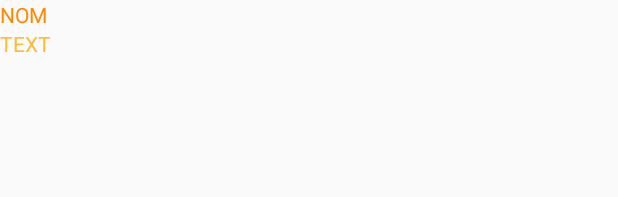
After one commit to Darkkrye/HandiWe_mobile, an Android app: the layout row_conv_adapter.xml on its own in the app's theme, with its tools: preview values and no code run, on a phone screen of 412 x 824 dp. The commit adds this screen. Shown: the top 197 px of the screen. Run offline under Robolectric (Android 15) with nearby library versions, the phone set to English and light mode, and no system bars.

Commit message:
final merge

```diff
--- a/app/src/main/java/com/esgi/handiwe/View/ConnexionActivity.java
+++ b/app/src/main/java/com/esgi/handiwe/View/ConnexionActivity.java
@@ -8,7 +8,7 @@ import android.view.View;
 import android.widget.EditText;
 import android.widget.ImageButton;
 
-import com.esgi.handiwe.BLL.UtilisateurManager;
+import com.esgi.handiwe.BLL.UtilisateurSportManager;
 import com.esgi.handiwe.Model.Utilisateur;
 import com.esgi.handiwe.R;
 
@@ -16,7 +16,7 @@ public class ConnexionActivity extends AppCompatActivity implements View.OnClick
 
     EditText emailET, motPasseET;
     ImageButton connexionIB, inscriptionIB;
-    UtilisateurManager utilisateurManager;
+    UtilisateurSportManager utilisateurManager;
     String email, mdp;
 
     @Override
@@ -42,7 +42,7 @@ public class ConnexionActivity extends AppCompatActivity implements View.OnClick
             email = emailET.getText().toString();
             mdp = motPasseET.getText().toString();
 
-            utilisateurManager = new UtilisateurManager(email,mdp);
+            utilisateurManager = new UtilisateurSportManager(email,mdp);
         }
     }
 
--- a/app/src/main/java/com/esgi/handiwe/View/RowItemAdapter.java
+++ b/app/src/main/java/com/esgi/handiwe/View/RowItemAdapter.java
@@ -106,7 +106,7 @@ public class RowItemAdapter extends BaseAdapter {
             reserve.setOnClickListener(new View.OnClickListener() {
                 @Override
                 public void onClick(View view) {
-                    Log.d("TEST", "RESERVE " + v.get_departement());
+                    Log.d("TEST", "RESERVE " + v.get_departement() + " id " + v.get_id());
                     vm.apiSetVehiculeReserve(v.get_id());
                 }
             });
--- /dev/null
+++ b/app/src/main/res/layout/row_conv_adapter.xml
@@ -0,0 +1,27 @@
+<?xml version="1.0" encoding="utf-8"?>
+<LinearLayout xmlns:android="http://schemas.android.com/apk/res/android"
+    xmlns:app="http://schemas.android.com/apk/res-auto"
+    android:orientation="vertical"
+    android:layout_width="match_parent"
+    android:layout_height="100dp">
+
+    <TextView
+        android:layout_width="match_parent"
+        android:layout_height="wrap_content"
+        android:id="@+id/name"
+        android:textColor="@android:color/holo_orange_dark"
+        android:text="NOM" />
+
+    <TextView
+        android:id="@+id/textMess"
+        android:layout_width="match_parent"
+        android:layout_height="wrap_content"
+        android:textColor="@android:color/holo_orange_light"
+        android:text="TEXT"/>
+
+    <TextView
+        android:layout_width="match_parent"
+        android:layout_height="20dp"
+        android:id="@+id/textView5" />
+
+</LinearLayout>
```
Also changed, not shown: app/src/main/AndroidManifest.xml (+4 -3 lines), app/src/main/java/com/esgi/handiwe/BLL/ConversationMessageManager.java (+14 -2 lines), app/src/main/java/com/esgi/handiwe/BLL/VehiculeManager.java (+13 -9 lines), app/src/main/java/com/esgi/handiwe/Outils/VariableGlobal.java (added, +72 -0 lines), app/src/main/java/com/esgi/handiwe/View/MessagerieActivity.java (+32 -0 lines), app/src/main/java/com/esgi/handiwe/View/RowConvItemAdapter.java (added, +79 -0 lines), app/src/main/java/com/esgi/handiwe/View/ServiceActivity.java (+2 -6 lines), app/src/main/res/layout/activity_messagerie.xml (+14 -0 lines).
